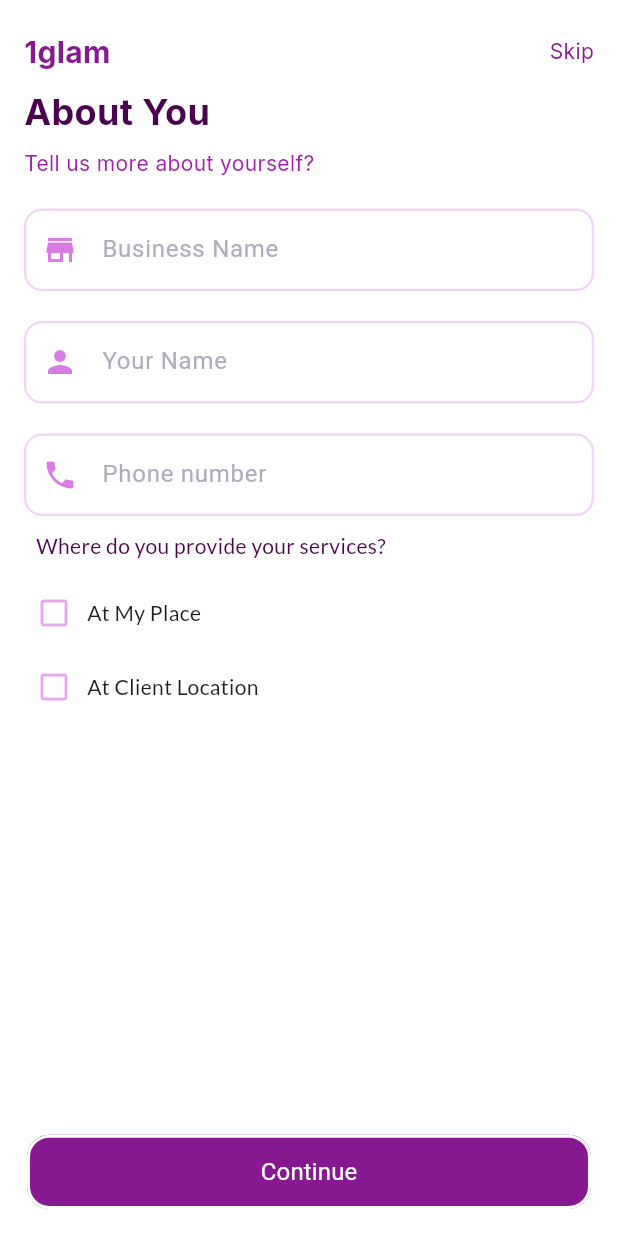
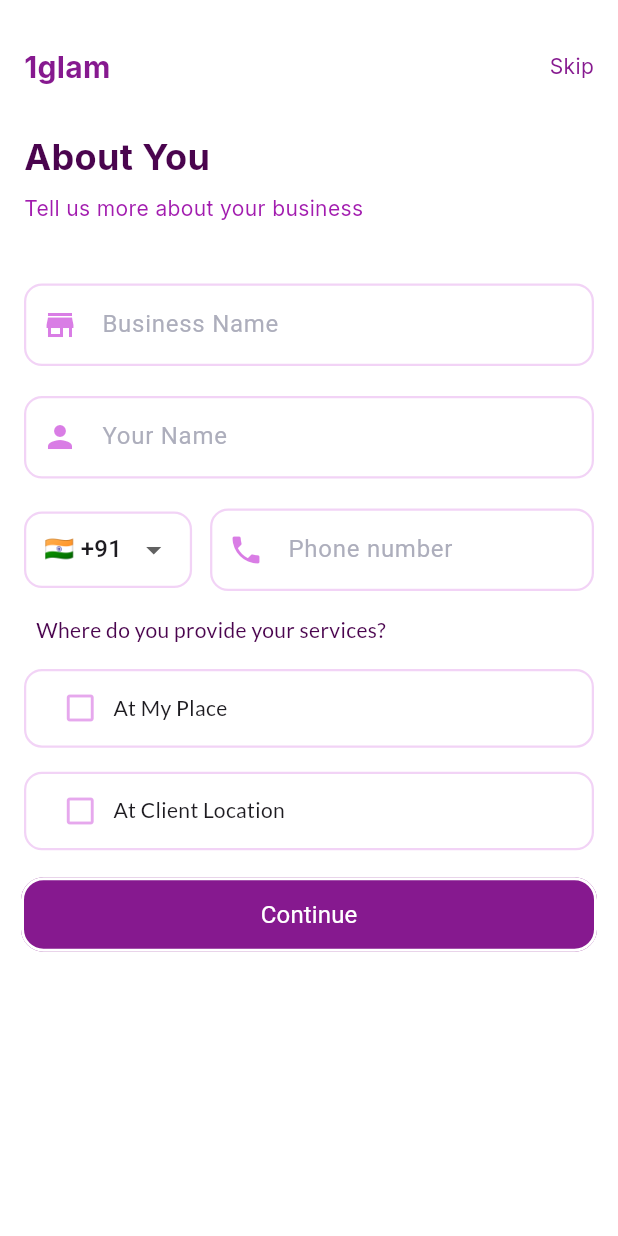
Before and after one commit to Chinmayverma1602/1glam, a Flutter app: the AboutMePage screen opened by its route, on a phone screen of 412 x 824 dp. Run offline on Flutter 3.47's test engine with Material 3 defaults, Android fonts, the phone set to English and light mode, and no system bars; our stand-ins replace cloud_firestore, dropdown_textfield, firebase_auth, firebase_core, flutter_svg, font_awesome_flutter and 11 more; missing offline and left inert: flutter_facebook_auth, switcher_button; accounts and stored records are empty; project files that could hold a hidden picture were left out.

Commit message:
About you page fixed

```diff
--- a/lib/constants/AppColors.dart
+++ b/lib/constants/AppColors.dart
@@ -21,7 +21,9 @@ class AppColors {
   static const Color proposalButtonColor = Color(0xFFDCFCE7);
   static const Color qualifiedLeadTextColor = Color(0xFF1D4ED8);
   static const Color qualifiedButtonColor = Color(0xFFDBEAFE);
-  static const Color borderTextField = Color.fromARGB(167, 227, 227, 227)
+  static const Color borderTextField = Color.fromARGB(167, 227, 227, 227);
+  static const Color travelFeeTextFields = Color.fromARGB(51, 189, 37, 209);
+  static const Color travelFeeIconColor = Color.fromARGB(153, 192, 38, 211)
 ;
 
 }
--- a/lib/main.dart
+++ b/lib/main.dart
@@ -38,7 +38,7 @@ void main() async {
 
 Future<String> getInitialRoute() async {
   SharedPreferences prefs = await SharedPreferences.getInstance();
-  return prefs.getString('user_email') != null ? '/home' : '/SettingsScreen';
+  return prefs.getString('user_email') != null ? '/home' : '/travelInfo';
 }
 
 class MyApp extends StatelessWidget {
--- a/lib/screens/AboutMePage.dart
+++ b/lib/screens/AboutMePage.dart
@@ -5,6 +5,7 @@ import 'package:glam1/screens/AddressDetailsPage.dart';
 import 'package:glam1/services/bussiness_service.dart';
 import 'package:glam1/widgets/CustomButton.dart';
 import 'package:glam1/widgets/CustomCheckBox.dart';
+import 'package:glam1/widgets/CustomCheckBoxAboutMePage.dart';
 import 'package:glam1/widgets/CustomHeader.dart';
 import 'package:glam1/widgets/CustomTextInputField.dart';
 import 'package:google_fonts/google_fonts.dart';
@@ -24,6 +25,25 @@ class _AboutMePageState extends State<AboutMePage> {
   final TextEditingController _phoneController = TextEditingController();
   bool _atMyPlace = false;
   bool _atClientLocation = false;
+  String _selectedCode = '+91';
+  final List<Map<String, String>> countryList = [
+    {'code': '+91', 'flag': '🇮🇳'},
+    {'code': '+1', 'flag': '🇺🇸'},
+    {'code': '+44', 'flag': '🇬🇧'},
+    {'code': '+81', 'flag': '🇯🇵'},
+    {'code': '+49', 'flag': '🇩🇪'},
+    {'code': '+33', 'flag': '🇫🇷'},
+    {'code': '+61', 'flag': '🇦🇺'},
+    {'code': '+86', 'flag': '🇨🇳'},
+    {'code': '+34', 'flag': '🇪🇸'},
+    {'code': '+39', 'flag': '🇮🇹'},
+    {'code': '+7', 'flag': '🇷🇺'},
+    {'code': '+82', 'flag': '🇰🇷'},
+    {'code': '+55', 'flag': '🇧🇷'},
+    {'code': '+27', 'flag': '🇿🇦'},
+    {'code': '+966', 'flag': '🇸🇦'},
+    {'code': '+971', 'flag': '🇦🇪'},
+  ];
 
   void _submitForm() async {
     BusinessProfile profile = BusinessProfile(
@@ -53,16 +73,20 @@ class _AboutMePageState extends State<AboutMePage> {
   @override
   Widget build(BuildContext context) {
     return Scaffold(
+      resizeToAvoidBottomInset: true,
       backgroundColor: Colors.white,
-      body: Column(
+      body: SingleChildScrollView(
+        child: Column(
           children: [
-          SingleChildScrollView(
-            child: Column(
+            Column(
               crossAxisAlignment: CrossAxisAlignment.start,
               children: [
+                SizedBox(height: 10),
                 CustomHeader(),
+                SizedBox(height: 20),
                 Padding(
-                  padding: const EdgeInsets.symmetric(horizontal: 16, vertical: 8),
+                  padding:
+                      const EdgeInsets.symmetric(horizontal: 16, vertical: 8),
                   child: Text(
                     "About You",
                     style: GoogleFonts.inter(
@@ -75,7 +99,7 @@ class _AboutMePageState extends State<AboutMePage> {
                 Padding(
                   padding: const EdgeInsets.symmetric(horizontal: 16),
                   child: Text(
-                    "Tell us more about yourself?",
+                    "Tell us more about your business",
                     style: GoogleFonts.inter(
                       color: const Color.fromRGBO(162, 28, 175, 1),
                       fontWeight: FontWeight.w400,
@@ -83,8 +107,9 @@ class _AboutMePageState extends State<AboutMePage> {
                     ),
                   ),
                 ),
+                SizedBox(height: 20),
                 Padding(
-                  padding: const EdgeInsets.only(left: 16,right: 16, top: 20),
+                  padding: const EdgeInsets.only(left: 16, right: 16, top: 20),
                   child: CustomTextInputField(
                     hintText: "Business Name",
                     icon: Icons.store,
@@ -93,7 +118,7 @@ class _AboutMePageState extends State<AboutMePage> {
                   ),
                 ),
                 Padding(
-                  padding: const EdgeInsets.only(left: 16,right: 16, top: 20),
+                  padding: const EdgeInsets.only(left: 16, right: 16, top: 20),
                   child: CustomTextInputField(
                     hintText: "Your Name",
                     icon: Icons.person,
@@ -102,7 +127,40 @@ class _AboutMePageState extends State<AboutMePage> {
                   ),
                 ),
                 Padding(
-                  padding: const EdgeInsets.only(left: 16,right: 16, top: 20),
+                  padding: const EdgeInsets.only(left: 16, right: 16, top: 20),
+                  child: Row(
+                    children: [
+                      // Country Code Dropdown
+                      Container(
+                        padding: const EdgeInsets.symmetric(horizontal: 12),
+                        decoration: BoxDecoration(
+                          border: Border.all(
+                              color: AppColors.travelFeeTextFields, width: 1.5),
+                          borderRadius: BorderRadius.circular(12),
+                        ),
+                        child: DropdownButtonHideUnderline(
+                          child: DropdownButton<String>(
+                            value: _selectedCode,
+                            items: countryList.map((country) {
+                              return DropdownMenuItem<String>(
+                                value: country['code'],
+                                child: Text(
+                                    '${country['flag']} ${country['code']}'),
+                              );
+                            }).toList(),
+                            onChanged: (val) {
+                              setState(() {
+                                _selectedCode = val!;
+                              });
+                            },
+                          ),
+                        ),
+                      ),
+
+                      SizedBox(width: 12),
+
+                      // Phone Number Field (Half Width)
+                      Expanded(
                         child: CustomTextInputField(
                           hintText: "Phone number",
                           icon: Icons.phone,
@@ -110,43 +168,41 @@ class _AboutMePageState extends State<AboutMePage> {
                           controller: _phoneController,
                         ),
                       ),
+                    ],
+                  ),
+                ),
                 Padding(
-                  padding: const EdgeInsets.symmetric(horizontal: 24, vertical: 10),
+                  padding:
+                      const EdgeInsets.symmetric(horizontal: 24, vertical: 16),
                   child: Text(
                     "Where do you provide your services?",
                     style: GoogleFonts.lato(color: AppColors.title),
                   ),
                 ),
-                Padding(
-                  padding: const EdgeInsets.symmetric(horizontal: 16, vertical: 0),
-                  child: CustomCheckBox(
+                CustomCheckBoxAboutMePage(
+                  checkboxLabel: 'At My Place',
+                  value: _atMyPlace,
                   onChanged: (bool? value) {
                     setState(() {
                       _atMyPlace = value ?? false;
                     });
                   },
-                    activeColor: AppColors.primary,
-                    location: 'At My Place',
                 ),
-                ),
-                Padding(
-                  padding: const EdgeInsets.symmetric(horizontal: 16, vertical: 0),
-                  child: CustomCheckBox(
+                SizedBox(height: 16),
+                CustomCheckBoxAboutMePage(
+                  checkboxLabel: 'At Client Location',
+                  value: _atClientLocation,
                   onChanged: (bool? value) {
                     setState(() {
                       _atClientLocation = value ?? false;
                     });
                   },
-                    activeColor: AppColors.primary,
-                    location: 'At Client Location',
-                  ),
                 ),
               ],
             ),
-          ),
-          Spacer(),
+            // Spacer(),
             Padding(
-              padding: const EdgeInsets.all(16),
+              padding: const EdgeInsets.symmetric(vertical: 16, horizontal: 12),
               child: Center(
                 child: CustomButton(
                   text: "Continue",
@@ -155,8 +211,8 @@ class _AboutMePageState extends State<AboutMePage> {
                 ),
               ),
             ),
-
           ],
+        ),
       ),
     );
   }
--- a/lib/widgets/CustomCheckBox.dart
+++ b/lib/widgets/CustomCheckBox.dart
@@ -1,23 +1,28 @@
 import 'package:flutter/material.dart';
 import 'package:glam1/constants/AppColors.dart';
-
 import 'package:google_fonts/google_fonts.dart';
 
 class CustomCheckBox extends StatefulWidget {
   final String location;
   final bool isRequired;
-  CustomCheckBox(
-      {required this.location,
-      this.isRequired = false,
-      super.key,
-      required Null Function(bool? value) onChanged,
-      required Color activeColor});
+  final Function(bool? value) onChanged;
+  final Color activeColor;
+
+  CustomCheckBox({
+    required this.location,
+    this.isRequired = false,
+    super.key,
+    required this.onChanged,
+    required this.activeColor,
+  });
 
   @override
   State<CustomCheckBox> createState() => _CustomCheckBoxState();
 }
 
 class _CustomCheckBoxState extends State<CustomCheckBox> {
+  bool isChecked = false;
+
   @override
   Widget build(BuildContext context) {
     return Container(
@@ -33,8 +38,23 @@ class _CustomCheckBoxState extends State<CustomCheckBox> {
         padding: const EdgeInsets.all(8.0),
         child: Row(
           children: [
-            Icon(Icons.check_box_outline_blank,
-                color: AppColors.primary.withOpacity(0.4)),
+            GestureDetector(
+              onTap: () {
+                setState(() {
+                  isChecked = !isChecked;
+                });
+                widget.onChanged(isChecked);
+              },
+              child: isChecked
+                  ? Icon(
+                      Icons.check_box,
+                      color: widget.activeColor,
+                    )
+                  : Icon(
+                      Icons.check_box_outline_blank,
+                      color: AppColors.primary.withOpacity(0.4),
+                    ),
+            ),
             SizedBox(
               width: 10,
             ),
@@ -46,6 +66,5 @@ class _CustomCheckBoxState extends State<CustomCheckBox> {
         ),
       ),
     );
-    ;
   }
 }
--- /dev/null
+++ b/lib/widgets/CustomCheckBoxAboutMePage.dart
@@ -0,0 +1,40 @@
+import 'package:flutter/material.dart';
+import 'package:glam1/constants/AppColors.dart';
+import 'package:glam1/widgets/CustomCheckBox.dart';
+
+class CustomCheckBoxAboutMePage extends StatelessWidget {
+  final String checkboxLabel;
+  final bool value;
+  final Function(bool?) onChanged;
+
+  const CustomCheckBoxAboutMePage({
+    super.key,
+    required this.checkboxLabel,
+    required this.value,
+    required this.onChanged,
+  });
+
+  @override
+  Widget build(BuildContext context) {
+    return Container(
+      margin: const EdgeInsets.only(left: 16, right: 16),
+      decoration: ShapeDecoration(
+        shape: OutlineInputBorder(
+          borderRadius: BorderRadius.circular(12),
+          borderSide: BorderSide(
+            color: AppColors.travelFeeTextFields,
+            width: 1.5,
+          ),
+        ),
+      ),
+      child: Padding(
+        padding: const EdgeInsets.symmetric(horizontal: 16),
+        child: CustomCheckBox(
+          onChanged: onChanged,
+          activeColor: AppColors.primary,
+          location: checkboxLabel,
+        ),
+      ),
+    );
+  }
+}
--- a/lib/widgets/CustomDistanceSlider.dart
+++ b/lib/widgets/CustomDistanceSlider.dart
@@ -22,7 +22,7 @@ class CustomDistanceSlider extends StatefulWidget {
     this.textSize = 16,
     this.sliderActiveColor = AppColors.sliderColor,
     this.sliderInactiveColor = Colors.grey,
-    this.textColor = Colors.black,
+    this.textColor = AppColors.secondaryText,
   }) : super(key: key);
 
   @override
@@ -43,7 +43,6 @@ class _CustomDistanceSliderState extends State<CustomDistanceSlider> {
       padding: const EdgeInsets.all(16),
       decoration: BoxDecoration(
         // Optional: Add border or background color if needed
-        border: Border.all(color: Colors.grey.shade300),
         borderRadius: BorderRadius.circular(12),
       ),
       child: Column(
--- a/lib/widgets/CustomTextInputField.dart
+++ b/lib/widgets/CustomTextInputField.dart
@@ -31,12 +31,12 @@ class CustomTextInputField extends StatelessWidget {
           ),
           prefixIcon: Icon(
             icon,
-            color: AppColors.primary.withOpacity(0.6),
+            color: AppColors.travelFeeIconColor,
           ),
           enabledBorder: OutlineInputBorder(
             borderRadius: BorderRadius.circular(12),
             borderSide: BorderSide(
-              color: AppColors.primary.withOpacity(0.2),
+              color: AppColors.travelFeeTextFields,
               width: 1.5,
             ),
           ),
--- a/pubspec.yaml
+++ b/pubspec.yaml
@@ -85,7 +85,8 @@ flutter:
 
   # To add assets to your application, add an assets section, like this:
   assets:
-    - assets/images/
+    - assets/images/leading.svg
+    - assets/images/Frame.svg
   #   - images/a_dot_ham.jpeg
 
   # An image asset can refer to one or more resolution-specific "variants", see
```
Also changed, not shown: lib/screens/AddressDetailsPage.dart (+4 -3 lines), lib/screens/TravellingInfo.dart (+63 -20 lines), 4 other files. Lines whose indentation alone changed are shown as unchanged.
